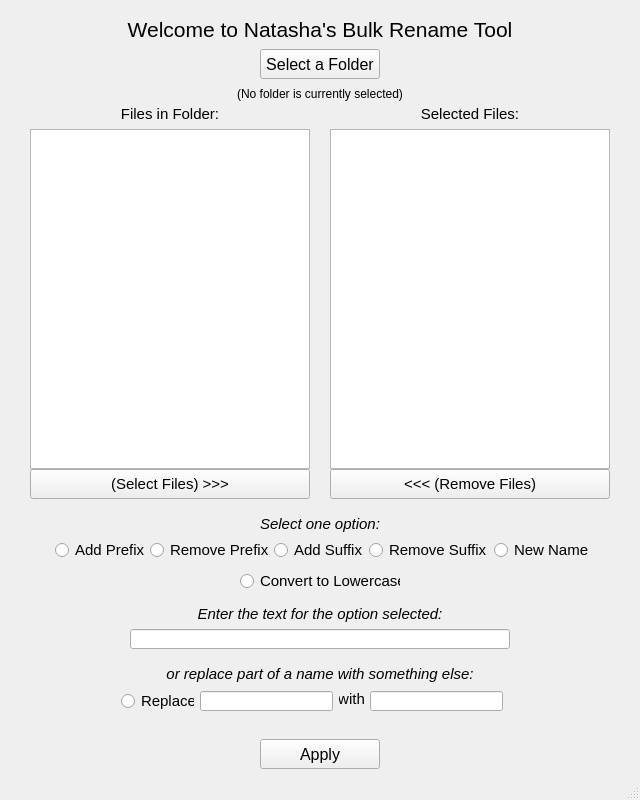
NatashaHaggard/BulkRenameTool, file batch_file_rename.ui: the form before one commit.
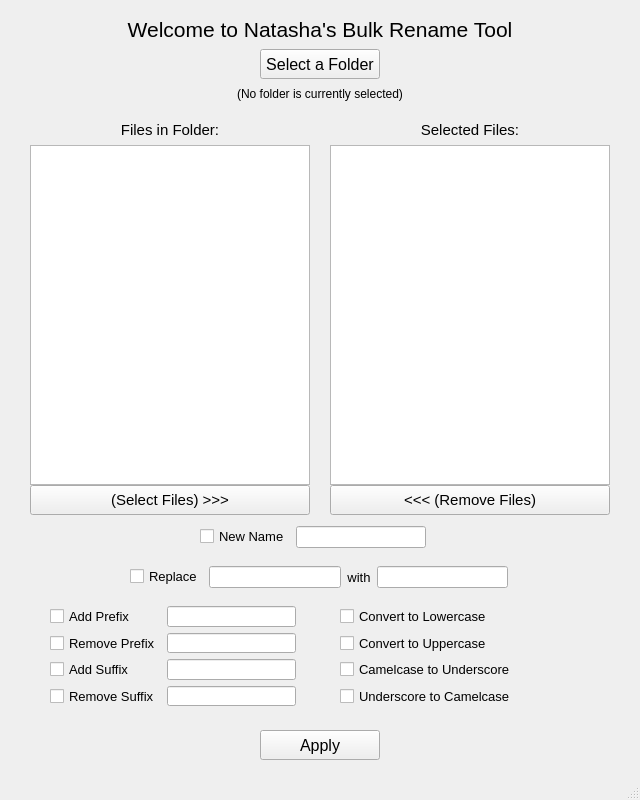
The form after the commit.

Commit message: replacing radio buttons with checkboxes, adding underscore tocamelcase option and vice versa

The edit to the form file:
```diff
--- a/batch_file_rename.ui
+++ b/batch_file_rename.ui
@@ -67,7 +67,7 @@
     <property name="geometry">
      <rect>
       <x>30</x>
-      <y>129</y>
+      <y>145</y>
       <width>280</width>
       <height>340</height>
      </rect>
@@ -80,7 +80,7 @@
     <property name="geometry">
      <rect>
       <x>330</x>
-      <y>129</y>
+      <y>145</y>
       <width>280</width>
       <height>340</height>
      </rect>
@@ -93,7 +93,7 @@
     <property name="geometry">
      <rect>
       <x>30</x>
-      <y>469</y>
+      <y>485</y>
       <width>280</width>
       <height>30</height>
      </rect>
@@ -115,7 +115,7 @@
     <property name="geometry">
      <rect>
       <x>330</x>
-      <y>469</y>
+      <y>485</y>
       <width>280</width>
       <height>30</height>
      </rect>
@@ -133,125 +133,11 @@
      <string>&lt;&lt;&lt; (Remove Files)</string>
     </property>
    </widget>
-   <widget class="QRadioButton" name="radioAddPrefix">
-    <property name="geometry">
-     <rect>
-      <x>55</x>
-      <y>539</y>
-      <width>89</width>
-      <height>22</height>
-     </rect>
-    </property>
-    <property name="font">
-     <font>
-      <pointsize>11</pointsize>
-      <underline>false</underline>
-     </font>
-    </property>
-    <property name="text">
-     <string>Add Prefix</string>
-    </property>
-   </widget>
-   <widget class="QRadioButton" name="radioRemovePrefix">
-    <property name="geometry">
-     <rect>
-      <x>150</x>
-      <y>539</y>
-      <width>118</width>
-      <height>22</height>
-     </rect>
-    </property>
-    <property name="font">
-     <font>
-      <pointsize>11</pointsize>
-      <underline>false</underline>
-     </font>
-    </property>
-    <property name="text">
-     <string>Remove Prefix</string>
-    </property>
-   </widget>
-   <widget class="QRadioButton" name="radioAddSuffix">
-    <property name="geometry">
-     <rect>
-      <x>274</x>
-      <y>539</y>
-      <width>89</width>
-      <height>22</height>
-     </rect>
-    </property>
-    <property name="font">
-     <font>
-      <pointsize>11</pointsize>
-      <underline>false</underline>
-     </font>
-    </property>
-    <property name="text">
-     <string>Add Suffix</string>
-    </property>
-   </widget>
-   <widget class="QRadioButton" name="radioRemoveSuffix">
-    <property name="geometry">
-     <rect>
-      <x>369</x>
-      <y>539</y>
-      <width>118</width>
-      <height>22</height>
-     </rect>
-    </property>
-    <property name="font">
-     <font>
-      <pointsize>11</pointsize>
-      <underline>false</underline>
-     </font>
-    </property>
-    <property name="text">
-     <string>Remove Suffix</string>
-    </property>
-   </widget>
-   <widget class="QRadioButton" name="radioNewName">
-    <property name="geometry">
-     <rect>
-      <x>494</x>
-      <y>539</y>
-      <width>95</width>
-      <height>22</height>
-     </rect>
-    </property>
-    <property name="font">
-     <font>
-      <pointsize>11</pointsize>
-      <underline>false</underline>
-     </font>
-    </property>
-    <property name="text">
-     <string>New Name</string>
-    </property>
-   </widget>
-   <widget class="QRadioButton" name="radioReplacePartOfName">
-    <property name="geometry">
-     <rect>
-      <x>121</x>
-      <y>690</y>
-      <width>73</width>
-      <height>22</height>
-     </rect>
-    </property>
-    <property name="font">
-     <font>
-      <pointsize>11</pointsize>
-      <underline>false</underline>
-     </font>
-    </property>
-    <property name="text">
-     <string>Replace</string>
-    </property>
-   </widget>
    <widget class="QLabel" name="labelFilesInFolder">
     <property name="geometry">
      <rect>
       <x>30</x>
-      <y>104</y>
+      <y>120</y>
       <width>280</width>
       <height>20</height>
      </rect>
@@ -273,7 +159,7 @@
     <property name="geometry">
      <rect>
       <x>330</x>
-      <y>104</y>
+      <y>120</y>
       <width>280</width>
       <height>20</height>
      </rect>
@@ -295,7 +181,7 @@
     <property name="geometry">
      <rect>
       <x>260</x>
-      <y>739</y>
+      <y>730</y>
       <width>120</width>
       <height>30</height>
      </rect>
@@ -313,36 +199,6 @@
      <string>Apply</string>
     </property>
    </widget>
-   <widget class="QLineEdit" name="nameEdit">
-    <property name="geometry">
-     <rect>
-      <x>130</x>
-      <y>629</y>
-      <width>380</width>
-      <height>20</height>
-     </rect>
-    </property>
-   </widget>
-   <widget class="QLineEdit" name="partNameEdit">
-    <property name="geometry">
-     <rect>
-      <x>200</x>
-      <y>691</y>
-      <width>133</width>
-      <height>20</height>
-     </rect>
-    </property>
-   </widget>
-   <widget class="QLineEdit" name="replacePartNameEdit">
-    <property name="geometry">
-     <rect>
-      <x>370</x>
-      <y>691</y>
-      <width>133</width>
-      <height>20</height>
-     </rect>
-    </property>
-   </widget>
    <widget class="QLabel" name="labelSelectedFolder">
     <property name="geometry">
      <rect>
@@ -359,113 +215,209 @@
      <set>Qt::AlignCenter</set>
     </property>
    </widget>
-   <widget class="QLabel" name="labelNewText">
+   <widget class="QWidget" name="">
     <property name="geometry">
      <rect>
-      <x>0</x>
-      <y>604</y>
-      <width>640</width>
-      <height>20</height>
+      <x>50</x>
+      <y>606</y>
+      <width>246</width>
+      <height>100</height>
      </rect>
     </property>
-    <property name="font">
-     <font>
-      <pointsize>11</pointsize>
-      <italic>true</italic>
-     </font>
-    </property>
-    <property name="text">
-     <string>Enter the text for the option selected:</string>
-    </property>
-    <property name="alignment">
-     <set>Qt::AlignCenter</set>
-    </property>
+    <layout class="QGridLayout" name="gridLayoutPrefixSuffix">
+     <item row="0" column="0">
+      <widget class="QCheckBox" name="checkAddPrefix">
+       <property name="font">
+        <font>
+         <pointsize>10</pointsize>
+        </font>
+       </property>
+       <property name="text">
+        <string>Add Prefix</string>
+       </property>
+      </widget>
+     </item>
+     <item row="0" column="1">
+      <widget class="QLineEdit" name="addPrefixEdit"/>
+     </item>
+     <item row="1" column="0">
+      <widget class="QCheckBox" name="checkRemovePrefix">
+       <property name="font">
+        <font>
+         <pointsize>10</pointsize>
+        </font>
+       </property>
+       <property name="text">
+        <string>Remove Prefix</string>
+       </property>
+      </widget>
+     </item>
+     <item row="1" column="1">
+      <widget class="QLineEdit" name="removePrefixEdit"/>
+     </item>
+     <item row="2" column="0">
+      <widget class="QCheckBox" name="checkAddSuffix">
+       <property name="font">
+        <font>
+         <pointsize>10</pointsize>
+        </font>
+       </property>
+       <property name="text">
+        <string>Add Suffix</string>
+       </property>
+      </widget>
+     </item>
+     <item row="2" column="1">
+      <widget class="QLineEdit" name="addSuffixEdit"/>
+     </item>
+     <item row="3" column="0">
+      <widget class="QCheckBox" name="checkRemoveSuffix">
+       <property name="font">
+        <font>
+         <pointsize>10</pointsize>
+        </font>
+       </property>
+       <property name="text">
+        <string>Remove Suffix</string>
+       </property>
+      </widget>
+     </item>
+     <item row="3" column="1">
+      <widget class="QLineEdit" name="removeSuffixEdit"/>
+     </item>
+    </layout>
    </widget>
-   <widget class="QLabel" name="labelInstructions">
+   <widget class="QWidget" name="">
     <property name="geometry">
      <rect>
-      <x>0</x>
-      <y>514</y>
-      <width>640</width>
-      <height>20</height>
+      <x>340</x>
+      <y>606</y>
+      <width>224</width>
+      <height>100</height>
      </rect>
     </property>
-    <property name="font">
-     <font>
-      <pointsize>11</pointsize>
-      <weight>50</weight>
-      <italic>true</italic>
-      <bold>false</bold>
-     </font>
-    </property>
-    <property name="text">
-     <string>Select one option:</string>
-    </property>
-    <property name="alignment">
-     <set>Qt::AlignCenter</set>
-    </property>
+    <layout class="QGridLayout" name="gridLayoutConvertToCase">
+     <item row="0" column="0">
+      <widget class="QCheckBox" name="checkConvertToLowercase">
+       <property name="font">
+        <font>
+         <pointsize>10</pointsize>
+        </font>
+       </property>
+       <property name="text">
+        <string>Convert to Lowercase</string>
+       </property>
+      </widget>
+     </item>
+     <item row="1" column="0">
+      <widget class="QCheckBox" name="checkConvertToUppercase">
+       <property name="font">
+        <font>
+         <pointsize>10</pointsize>
+        </font>
+       </property>
+       <property name="text">
+        <string>Convert to Uppercase</string>
+       </property>
+      </widget>
+     </item>
+     <item row="2" column="0">
+      <widget class="QCheckBox" name="checkCamelcaseToUnderscore">
+       <property name="font">
+        <font>
+         <pointsize>10</pointsize>
+        </font>
+       </property>
+       <property name="text">
+        <string>Camelcase to Underscore</string>
+       </property>
+      </widget>
+     </item>
+     <item row="3" column="0">
+      <widget class="QCheckBox" name="checkUnderscoreToCamelcase">
+       <property name="font">
+        <font>
+         <pointsize>10</pointsize>
+        </font>
+       </property>
+       <property name="text">
+        <string>Underscore to Camelcase</string>
+       </property>
+      </widget>
+     </item>
+    </layout>
    </widget>
-   <widget class="QLabel" name="labelNewText_2">
+   <widget class="QWidget" name="">
     <property name="geometry">
      <rect>
-      <x>0</x>
-      <y>664</y>
-      <width>640</width>
-      <height>20</height>
+      <x>130</x>
+      <y>566</y>
+      <width>378</width>
+      <height>22</height>
      </rect>
     </property>
-    <property name="font">
-     <font>
-      <pointsize>11</pointsize>
-      <italic>true</italic>
-     </font>
-    </property>
-    <property name="text">
-     <string>or replace part of a name with something else:</string>
-    </property>
-    <property name="alignment">
-     <set>Qt::AlignCenter</set>
-    </property>
+    <layout class="QHBoxLayout" name="horizontalLayoutReplace">
+     <item>
+      <widget class="QCheckBox" name="checkReplacePartOfName">
+       <property name="font">
+        <font>
+         <pointsize>10</pointsize>
+        </font>
+       </property>
+       <property name="text">
+        <string>Replace</string>
+       </property>
+      </widget>
+     </item>
+     <item>
+      <widget class="QLineEdit" name="replaceOldSubstringEdit"/>
+     </item>
+     <item>
+      <widget class="QLabel" name="labelWith">
+       <property name="font">
+        <font>
+         <pointsize>10</pointsize>
+        </font>
+       </property>
+       <property name="text">
+        <string>with</string>
+       </property>
+       <property name="alignment">
+        <set>Qt::AlignCenter</set>
+       </property>
+      </widget>
+     </item>
+     <item>
+      <widget class="QLineEdit" name="replaceNewSubstringEdit"/>
+     </item>
+    </layout>
    </widget>
-   <widget class="QLabel" name="labelWith">
+   <widget class="QWidget" name="">
     <property name="geometry">
      <rect>
-      <x>339</x>
-      <y>690</y>
-      <width>25</width>
-      <height>18</height>
-     </rect>
-    </property>
-    <property name="font">
-     <font>
-      <pointsize>11</pointsize>
-     </font>
-    </property>
-    <property name="text">
-     <string>with</string>
-    </property>
-    <property name="alignment">
-     <set>Qt::AlignCenter</set>
-    </property>
-   </widget>
-   <widget class="QRadioButton" name="radioConvertToLowercase">
-    <property name="geometry">
-     <rect>
-      <x>240</x>
-      <y>570</y>
-      <width>160</width>
+      <x>200</x>
+      <y>526</y>
+      <width>226</width>
       <height>22</height>
      </rect>
     </property>
-    <property name="font">
-     <font>
-      <pointsize>11</pointsize>
-      <underline>false</underline>
-     </font>
-    </property>
-    <property name="text">
-     <string>Convert to Lowercase</string>
-    </property>
+    <layout class="QHBoxLayout" name="horizontalLayoutNewName">
+     <item>
+      <widget class="QCheckBox" name="checkNewName">
+       <property name="font">
+        <font>
+         <pointsize>10</pointsize>
+        </font>
+       </property>
+       <property name="text">
+        <string>New Name</string>
+       </property>
+      </widget>
+     </item>
+     <item>
+      <widget class="QLineEdit" name="newNameEdit"/>
+     </item>
+    </layout>
    </widget>
   </widget>
   <widget class="QMenuBar" name="menubar">
```
The commit also changes 2 other files.
